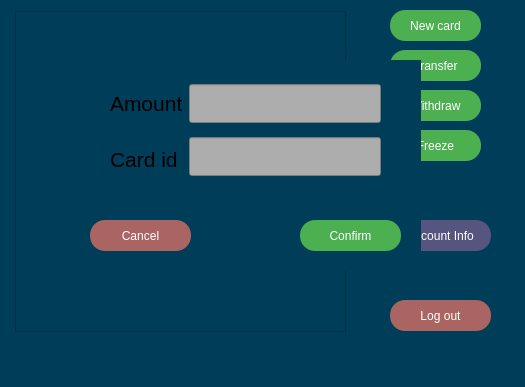
ZhekLu/financial-system, file modules/view/depositmanager.ui: the form before one commit.
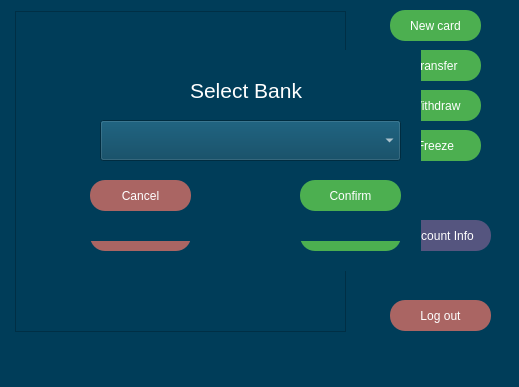
The form after the commit.

Commit message: Add card supported; USER INTERFACE COMPLETE;

What changed in the file:
```diff
--- a/modules/view/depositmanager.ui
+++ b/modules/view/depositmanager.ui
@@ -6,7 +6,7 @@
    <rect>
     <x>0</x>
     <y>0</y>
-    <width>525</width>
+    <width>519</width>
     <height>387</height>
    </rect>
   </property>
@@ -910,7 +910,7 @@
        <x>40</x>
        <y>20</y>
        <width>271</width>
-       <height>102</height>
+       <height>112</height>
       </rect>
      </property>
      <layout class="QHBoxLayout" name="horizontalLayout_2">
@@ -1027,6 +1027,127 @@
      </property>
     </widget>
    </widget>
+   <widget class="QWidget" name="add_widget" native="true">
+    <property name="geometry">
+     <rect>
+      <x>70</x>
+      <y>50</y>
+      <width>351</width>
+      <height>191</height>
+     </rect>
+    </property>
+    <widget class="QPushButton" name="confirm_ac_but">
+     <property name="geometry">
+      <rect>
+       <x>230</x>
+       <y>130</y>
+       <width>101</width>
+       <height>31</height>
+      </rect>
+     </property>
+     <property name="font">
+      <font>
+       <pointsize>-1</pointsize>
+       <underline>false</underline>
+       <strikeout>false</strikeout>
+      </font>
+     </property>
+     <property name="cursor">
+      <cursorShape>PointingHandCursor</cursorShape>
+     </property>
+     <property name="styleSheet">
+      <string notr="true">QPushButton {
+  font-size: 12px;
+  text-align: center;
+  text-decoration: none;
+  outline: none;
+  color: #fff;
+  background-color: #4CAF50;
+  border: none;
+  border-radius: 15px;
+}
+QPushButton:hover{
+ background-color: rgb(85, 195, 89);
+}</string>
+     </property>
+     <property name="text">
+      <string>Confirm</string>
+     </property>
+    </widget>
+    <widget class="QPushButton" name="cance_ac_but">
+     <property name="geometry">
+      <rect>
+       <x>20</x>
+       <y>130</y>
+       <width>101</width>
+       <height>31</height>
+      </rect>
+     </property>
+     <property name="font">
+      <font>
+       <pointsize>-1</pointsize>
+       <underline>false</underline>
+       <strikeout>false</strikeout>
+      </font>
+     </property>
+     <property name="cursor">
+      <cursorShape>PointingHandCursor</cursorShape>
+     </property>
+     <property name="styleSheet">
+      <string notr="true">QPushButton {
+  font-size: 12px;
+  text-align: center;
+  text-decoration: none;
+  outline: none;
+  color: #fff;
+  background-color: rgb(170, 101, 99);
+  border: none;
+  border-radius: 15px;
+}
+QPushButton:hover{
+ background-color: rgb(85, 195, 89);
+}</string>
+     </property>
+     <property name="text">
+      <string>Cancel</string>
+     </property>
+    </widget>
+    <widget class="QComboBox" name="bank_chooser">
+     <property name="geometry">
+      <rect>
+       <x>30</x>
+       <y>70</y>
+       <width>301</width>
+       <height>41</height>
+      </rect>
+     </property>
+     <property name="styleSheet">
+      <string notr="true">color: rgb(255, 255, 255);
+font: 16pt &quot;Segoe UI&quot;;</string>
+     </property>
+    </widget>
+    <widget class="QLabel" name="label">
+     <property name="geometry">
+      <rect>
+       <x>120</x>
+       <y>20</y>
+       <width>161</width>
+       <height>41</height>
+      </rect>
+     </property>
+     <property name="font">
+      <font>
+       <pointsize>16</pointsize>
+      </font>
+     </property>
+     <property name="styleSheet">
+      <string notr="true">color: rgb(255, 255, 255);</string>
+     </property>
+     <property name="text">
+      <string>Select Bank</string>
+     </property>
+    </widget>
+   </widget>
   </widget>
   <widget class="QMenuBar" name="menubar">
    <property name="geometry">
```
Left out of the diff: 4 changed lines with no effect on the pictures. The commit also changes 7 other files.
